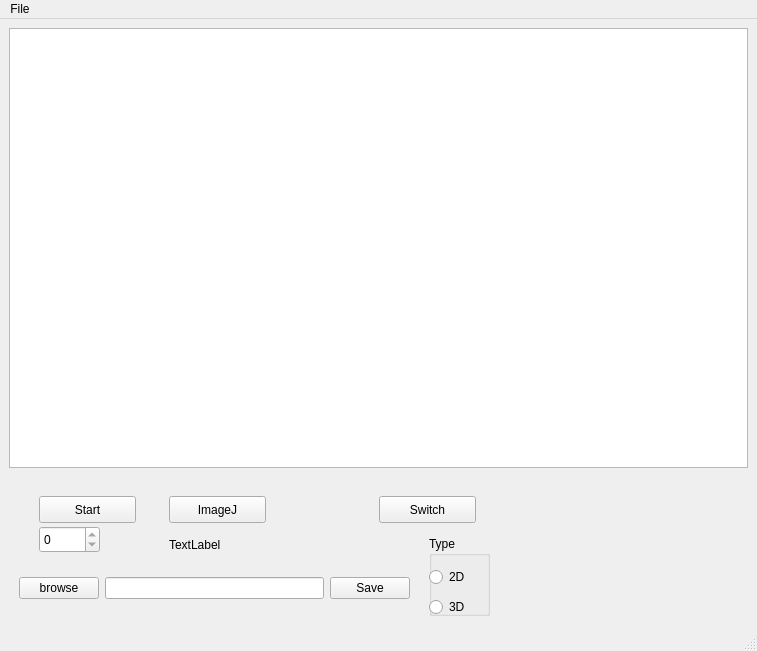
This is front_window.ui in bernardokyotoku/oct as Qt 5 draws it before an edit. The edited form follows.
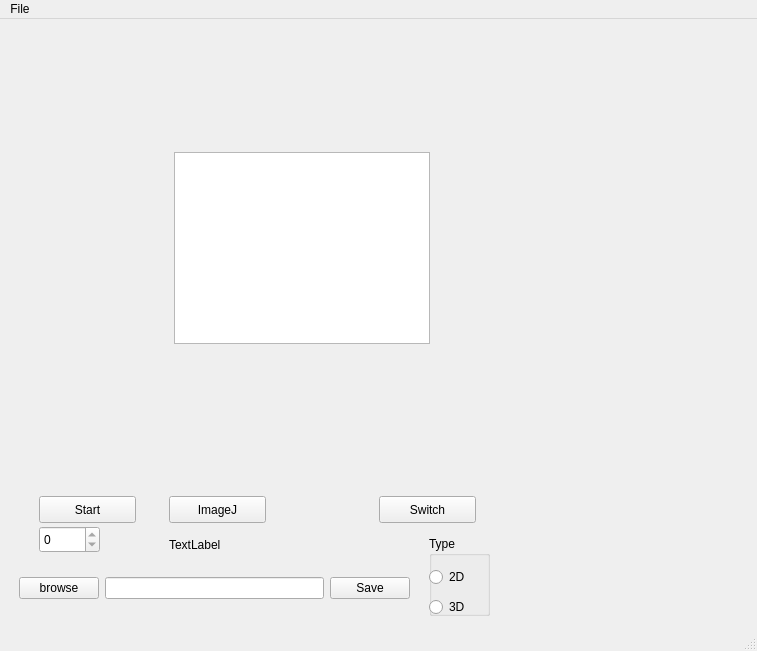
This is the edited form.

Commit message: changed tomography QGraphicsView to holder

```diff
--- a/front_window.ui
+++ b/front_window.ui
@@ -58,15 +58,24 @@
            <number>9</number>
           </property>
           <item>
-           <widget class="QGraphicsView" name="tomography">
+           <widget class="QWidget" name="tomography_holder_widget" native="true">
             <property name="sizePolicy">
              <sizepolicy hsizetype="Expanding" vsizetype="Expanding">
               <horstretch>4</horstretch>
               <verstretch>0</verstretch>
              </sizepolicy>
             </property>
+            <layout class="QGridLayout" name="gridLayout">
+             <item row="0" column="0">
+              <widget class="QGraphicsView" name="tomography_view">
+               <property name="sizePolicy">
+                <sizepolicy hsizetype="Fixed" vsizetype="Fixed">
+                 <horstretch>0</horstretch>
+                 <verstretch>0</verstretch>
+                </sizepolicy>
+               </property>
             <property name="backgroundBrush">
-             <brush brushstyle="SolidPattern">
+                <brush brushstyle="NoBrush">
               <color alpha="255">
                <red>0</red>
                <green>0</green>
@@ -83,6 +92,20 @@
               </color>
              </brush>
             </property>
+              </widget>
+             </item>
+            </layout>
+           </widget>
+          </item>
+          <item>
+           <widget class="QWidget" name="plot_holder_widget" native="true">
+            <property name="sizePolicy">
+             <sizepolicy hsizetype="Preferred" vsizetype="Preferred">
+              <horstretch>1</horstretch>
+              <verstretch>0</verstretch>
+             </sizepolicy>
+            </property>
+            <layout class="QGridLayout" name="gridLayout_5"/>
            </widget>
           </item>
          </layout>
```
Lines whose indentation alone changed are shown as unchanged.
